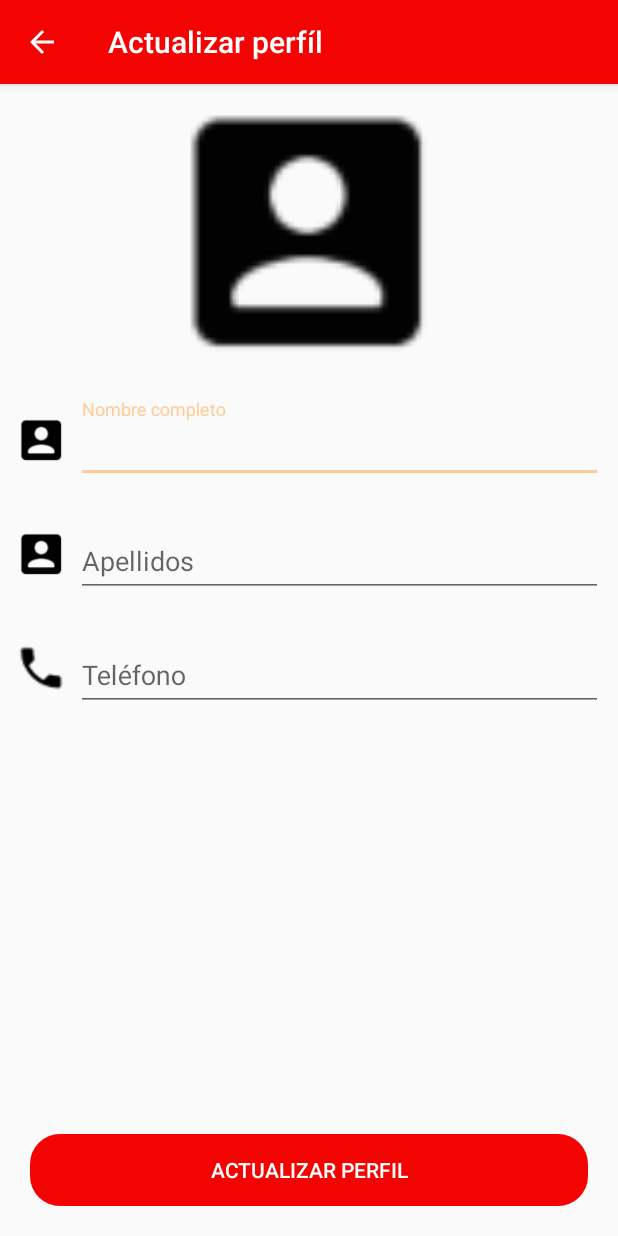
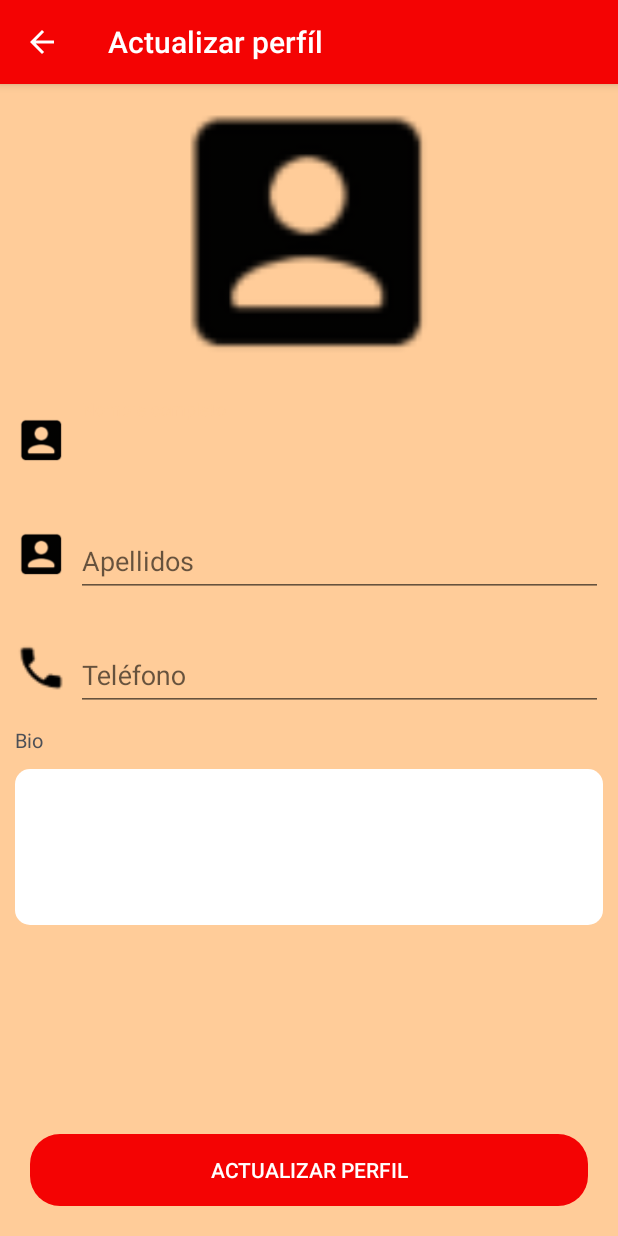
Before and after one commit to abelantonios8520/MGWorldv3, an Android app: the UpdateProfileColaboradorActivity screen opened directly, with no data from a screen before it, on a phone screen of 412 x 824 dp. Run offline under Robolectric (Android 15) with nearby library versions, the phone set to English and light mode, and no system bars; our stand-ins replace CircleImageView, Firebase (no records; nobody signed in at launch, a user with empty details on screens opened directly).

Commit message:
commit mensaje

```diff
--- a/app/src/main/java/com/abelsalcedo/mgworldv2/Model/Colaborador.java
+++ b/app/src/main/java/com/abelsalcedo/mgworldv2/Model/Colaborador.java
@@ -1,4 +1,6 @@
 package com.abelsalcedo.mgworldv2.Model;
+
+import android.widget.TextView;
 
 public class Colaborador {
 
@@ -105,7 +107,7 @@ public class Colaborador {
         return bio;
     }
 
-    public void setBio(String bio) {
+    public void setBio(TextView bio) {
         this.bio = bio;
     }
 }
--- a/app/src/main/java/com/abelsalcedo/mgworldv2/Model/User.java
+++ b/app/src/main/java/com/abelsalcedo/mgworldv2/Model/User.java
@@ -4,7 +4,6 @@ public class User {
     String id;
     String username;
     String email;
-
 
     public User() {
     }
--- a/app/src/main/java/com/abelsalcedo/mgworldv2/activities/colaborador/UpdateProfileColaboradorActivity.java
+++ b/app/src/main/java/com/abelsalcedo/mgworldv2/activities/colaborador/UpdateProfileColaboradorActivity.java
@@ -38,7 +38,7 @@ import de.hdodenhof.circleimageview.CircleImageView;
 public class UpdateProfileColaboradorActivity extends AppCompatActivity {
     private ImageView mImageViewProfile;
     private Button mButtonUpdate;
-    private TextView mTextViewName;
+    private TextView mTextViewName, mview_bio_et;
     private TextView mTextViewApe;
     private TextView mTextViewTelf;
     private CircleImageView mCircleImageBack;
@@ -67,7 +67,7 @@ public class UpdateProfileColaboradorActivity extends AppCompatActivity {
         mTextViewApe = findViewById(R.id.textInputApe);
         mTextViewTelf = findViewById(R.id.textInputTelef);
         mCircleImageBack = findViewById(R.id.circleImageBack);
-
+        mview_bio_et = findViewById(R.id.view_bio_et);
         mColaboradorProvider = new ColaboradorProvider();
         mAuthProvider = new AuthProvider();
         mImagesProvider = new ImagesProvider("Colaborador_image");
@@ -153,9 +153,10 @@ public class UpdateProfileColaboradorActivity extends AppCompatActivity {
                     mImagesProvider.getStorage().getDownloadUrl().addOnSuccessListener(new OnSuccessListener<Uri>() {
                         @Override
                         public void onSuccess(Uri uri) {
-                            String image = uri.toString();
+                            String imageUrl = uri.toString();
                             Colaborador colaborador = new Colaborador();
                             colaborador.setUsername(mName);
+                            colaborador.setBio(mview_bio_et);
                             colaborador.setId(mAuthProvider.getId());
                             colaborador.setApe(mApellido);
                             colaborador.setTelf(mTelefono);
--- a/app/src/main/res/layout/activity_update_profile_colaborador.xml
+++ b/app/src/main/res/layout/activity_update_profile_colaborador.xml
@@ -5,6 +5,7 @@
     android:layout_width="match_parent"
     android:layout_height="match_parent"
     android:fitsSystemWindows="true"
+    android:background="@color/colorAccent"
     tools:context=".activities.colaborador.UpdateProfileColaboradorActivity">
 
     <include layout="@layout/action_bar_toollbar"/>
@@ -118,6 +119,37 @@
             </com.google.android.material.textfield.TextInputLayout>
 
         </LinearLayout>
+
+        <TextView
+            android:id="@+id/bio_tv"
+            android:layout_width="wrap_content"
+            android:layout_height="wrap_content"
+            android:textSize="13sp"
+            android:text="Bio"
+            android:layout_below="@id/view_username"
+            android:textColor="@color/grey"
+            android:layout_marginLeft="10dp"/>
+
+        <TextView
+            android:layout_width="match_parent"
+            android:layout_margin="@dimen/margin_10_dp"
+            android:layout_height="wrap_content"
+            android:id="@+id/view_bio_et"
+            android:enabled="false"
+            android:textCursorDrawable="@null"
+            android:text=""
+            android:hint=""
+            android:maxLength="60"
+            android:minLines="4"
+            android:padding="@dimen/padding_10_dp"
+            android:maxLines="4"
+            android:gravity="top"
+            android:textColor="@color/colorPrimaryDark"
+            android:textSize="17sp"
+            android:background="@drawable/rounded_edittext"
+            android:layout_below="@id/bio_tv"
+            android:layout_centerHorizontal="true"
+            />
     </LinearLayout>
 
     <Button
```
Also changed, not shown: app/src/main/java/com/abelsalcedo/mgworldv2/Model/Cliente.java (+8 -16 lines), app/src/main/java/com/abelsalcedo/mgworldv2/ViewProfileActivity.java (+10 -13 lines), app/src/main/java/com/abelsalcedo/mgworldv2/activities/cliente/UpdateProfileActivity.java (+6 -4 lines), app/src/main/res/layout/activity_update_profile.xml (+21 -0 lines).
